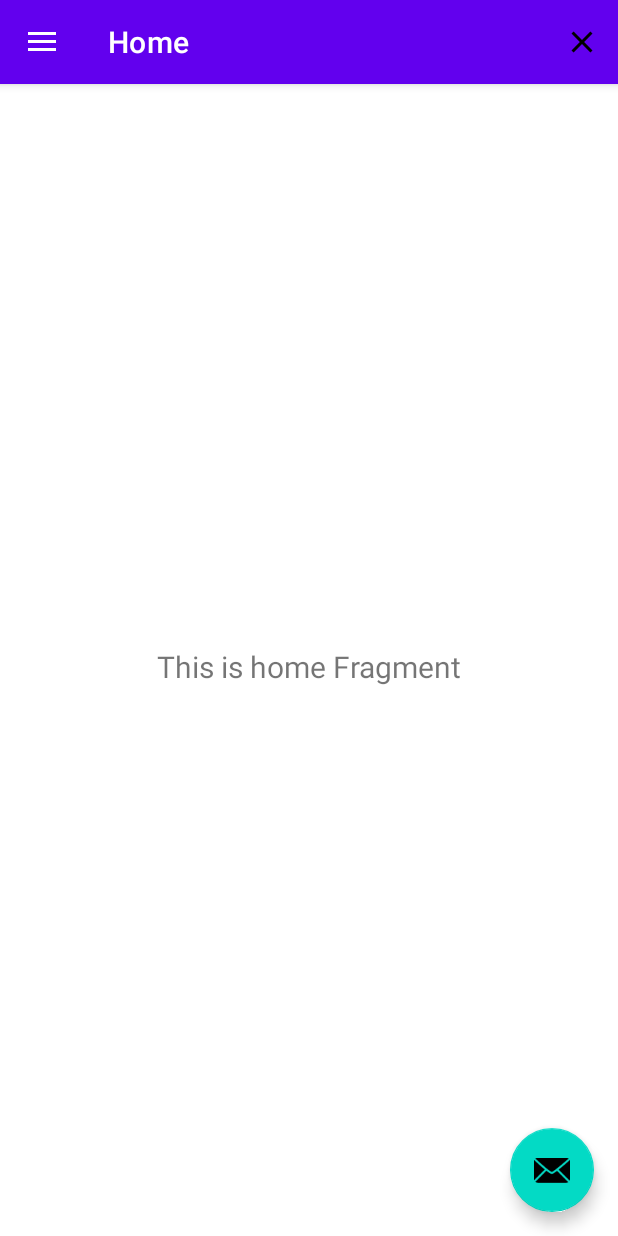
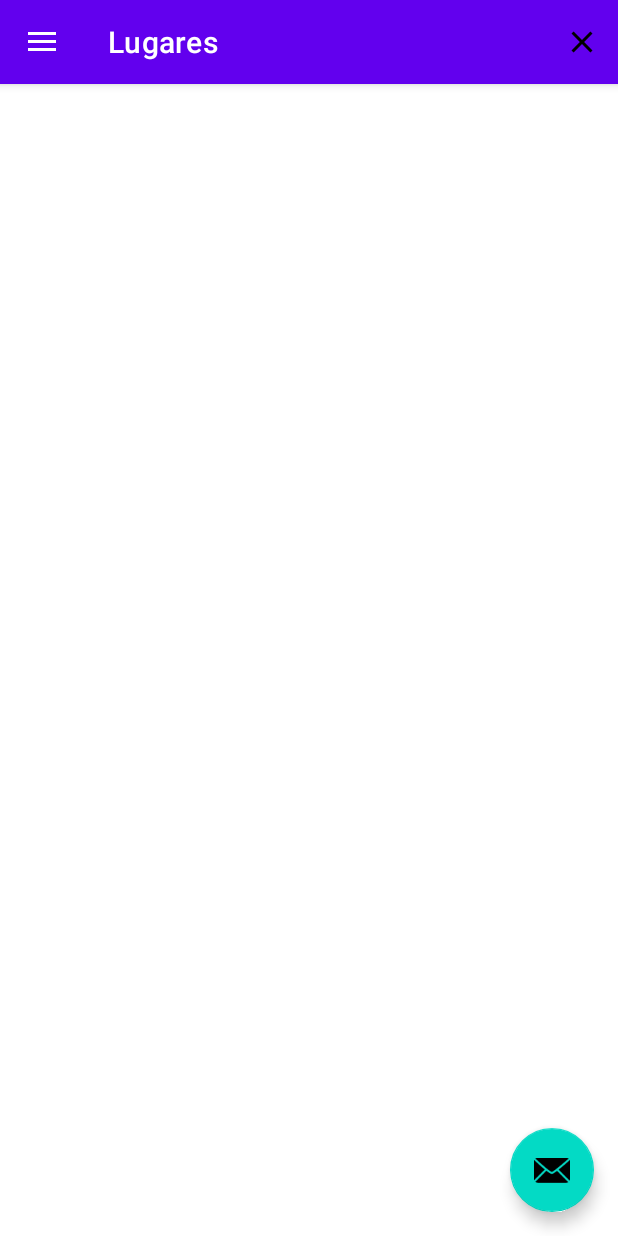
Before and after one commit to jsandicr/Lugares, an Android app: the screen it shows after launch once a user with an empty profile is signed in (Principal), on a phone screen of 412 x 824 dp. Run offline under Robolectric (Android 15) with nearby library versions, the phone set to English and light mode, and no system bars; our stand-ins replace Firebase (no records; nobody signed in at launch, a user with empty details on screens opened directly), navigation-ui; 1 statement that could not run was skipped.

Commit message:
Estructuracion del proyecto

```diff
--- a/app/src/main/java/com/jsandi/lugares/Principal.kt
+++ b/app/src/main/java/com/jsandi/lugares/Principal.kt
@@ -40,7 +40,7 @@ class Principal : AppCompatActivity() {
         // menu should be considered as top level destinations.
         appBarConfiguration = AppBarConfiguration(
             setOf(
-                R.id.nav_home, R.id.nav_gallery, R.id.nav_slideshow
+                R.id.nav_lugar, R.id.nav_gallery, R.id.nav_slideshow
             ), drawerLayout
         )
         setupActionBarWithNavController(navController, appBarConfiguration)
--- a/app/src/main/java/com/jsandi/lugares/ui/home/HomeFragment.kt
+++ /dev/null
@@ -1,42 +0,0 @@
-package com.jsandi.lugares.ui.home
-
-import android.os.Bundle
-import android.view.LayoutInflater
-import android.view.View
-import android.view.ViewGroup
-import android.widget.TextView
-import androidx.fragment.app.Fragment
-import androidx.lifecycle.ViewModelProvider
-import com.jsandi.lugares.databinding.FragmentHomeBinding
-
-class HomeFragment : Fragment() {
-
-    private var _binding: FragmentHomeBinding? = null
-
-    // This property is only valid between onCreateView and
-    // onDestroyView.
-    private val binding get() = _binding!!
-
-    override fun onCreateView(
-        inflater: LayoutInflater,
-        container: ViewGroup?,
-        savedInstanceState: Bundle?
-    ): View {
-        val homeViewModel =
-            ViewModelProvider(this).get(HomeViewModel::class.java)
-
-        _binding = FragmentHomeBinding.inflate(inflater, container, false)
-        val root: View = binding.root
-
-        val textView: TextView = binding.textHome
-        homeViewModel.text.observe(viewLifecycleOwner) {
-            textView.text = it
-        }
-        return root
-    }
-
-    override fun onDestroyView() {
-        super.onDestroyView()
-        _binding = null
-    }
-}
--- a/app/src/main/java/com/jsandi/lugares/ui/home/HomeViewModel.kt
+++ /dev/null
@@ -1,13 +0,0 @@
-package com.jsandi.lugares.ui.home
-
-import androidx.lifecycle.LiveData
-import androidx.lifecycle.MutableLiveData
-import androidx.lifecycle.ViewModel
-
-class HomeViewModel : ViewModel() {
-
-    private val _text = MutableLiveData<String>().apply {
-        value = "This is home Fragment"
-    }
-    val text: LiveData<String> = _text
-}
--- /dev/null
+++ b/app/src/main/java/com/jsandi/lugares/ui/lugar/LugarFragment.kt
@@ -0,0 +1,33 @@
+package com.jsandi.lugares.ui.lugar
+
+import android.os.Bundle
+import android.view.LayoutInflater
+import android.view.View
+import android.view.ViewGroup
+import android.widget.TextView
+import androidx.fragment.app.Fragment
+import androidx.lifecycle.ViewModelProvider
+import com.jsandi.lugares.databinding.FragmentLugarBinding
+import com.jsandi.lugares.viewModel.LugarViewModel
+
+class LugarFragment : Fragment() {
+
+    private lateinit var LugarViewModel :LugarViewModel;
+    private var _binding: FragmentLugarBinding? = null
+    private val binding get() = _binding!!
+
+    override fun onCreateView(
+        inflater: LayoutInflater,
+        container: ViewGroup?,
+        savedInstanceState: Bundle?
+    ): View {
+        val lugarViewModel = ViewModelProvider(this)[LugarViewModel::class.java]
+        _binding = FragmentLugarBinding.inflate(inflater, container, false)
+        return binding.root
+    }
+
+    override fun onDestroyView() {
+        super.onDestroyView()
+        _binding = null
+    }
+}
--- a/app/src/main/res/layout/fragment_home.xml
+++ b/app/src/main/res/layout/fragment_lugar.xml
@@ -4,7 +4,7 @@
     xmlns:tools="http://schemas.android.com/tools"
     android:layout_width="match_parent"
     android:layout_height="match_parent"
-    tools:context=".ui.home.HomeFragment">
+    tools:context=".ui.lugar.LugarFragment">
 
     <TextView
         android:id="@+id/text_home"
--- a/app/src/main/res/menu/activity_main_drawer.xml
+++ b/app/src/main/res/menu/activity_main_drawer.xml
@@ -5,9 +5,9 @@
 
     <group android:checkableBehavior="single">
         <item
-            android:id="@+id/nav_home"
+            android:id="@+id/nav_lugar"
             android:icon="@drawable/ic_menu_camera"
-            android:title="@string/menu_home" />
+            android:title="@string/menu_lugar" />
         <item
             android:id="@+id/nav_gallery"
             android:icon="@drawable/ic_menu_gallery"
--- a/app/src/main/res/navigation/mobile_navigation.xml
+++ b/app/src/main/res/navigation/mobile_navigation.xml
@@ -3,13 +3,17 @@
     xmlns:app="http://schemas.android.com/apk/res-auto"
     xmlns:tools="http://schemas.android.com/tools"
     android:id="@+id/mobile_navigation"
-    app:startDestination="@+id/nav_home">
+    app:startDestination="@+id/nav_lugar">
 
     <fragment
-        android:id="@+id/nav_home"
-        android:name="com.jsandi.lugares.ui.home.HomeFragment"
-        android:label="@string/menu_home"
-        tools:layout="@layout/fragment_home" />
+        android:id="@+id/nav_lugar"
+        android:name="com.jsandi.lugares.ui.lugar.LugarFragment"
+        android:label="@string/menu_lugar"
+        tools:layout="@layout/fragment_lugar" >
+        <action
+            android:id="@+id/action_nav_lugar_to_addLugarFragment"
+            app:destination="@id/addLugarFragment" />
+    </fragment>
 
     <fragment
         android:id="@+id/nav_gallery"
@@ -22,4 +26,13 @@
         android:name="com.jsandi.lugares.ui.slideshow.SlideshowFragment"
         android:label="@string/menu_slideshow"
         tools:layout="@layout/fragment_slideshow" />
+    <fragment
+        android:id="@+id/addLugarFragment"
+        android:name="com.jsandi.lugares.AddLugarFragment"
+        android:label="fragment_add_lugar"
+        tools:layout="@layout/fragment_add_lugar" >
+        <action
+            android:id="@+id/action_addLugarFragment_to_nav_lugar"
+            app:destination="@id/nav_lugar" />
+    </fragment>
 </navigation>
--- a/app/src/main/res/values/strings.xml
+++ b/app/src/main/res/values/strings.xml
@@ -10,7 +10,9 @@
     <string name="nav_header_desc">Navigation header</string>
     <string name="action_settings">Settings</string>
 
-    <string name="menu_home">Home</string>
+    <string name="menu_lugar">Lugares</string>
     <string name="menu_gallery">Gallery</string>
     <string name="menu_slideshow">Slideshow</string>
+    <!-- TODO: Remove or change this placeholder text -->
+    <string name="hello_blank_fragment">Hello blank fragment</string>
 </resources>
```
Also changed, not shown: app/build.gradle (+19 -1 lines), app/src/main/java/com/jsandi/lugares/AddLugarFragment.kt (added, +52 -0 lines), app/src/main/java/com/jsandi/lugares/data/LugarDao.kt (added, +20 -0 lines), app/src/main/java/com/jsandi/lugares/data/LugarDatabase.kt (added, +33 -0 lines), app/src/main/java/com/jsandi/lugares/model/Lugar.kt (added, +32 -0 lines), app/src/main/java/com/jsandi/lugares/repository/LugarRepository.kt (added, +22 -0 lines), app/src/main/java/com/jsandi/lugares/viewModel/LugarViewModel.kt (added, +34 -0 lines), app/src/main/res/layout/fragment_add_lugar.xml (added, +14 -0 lines), build.gradle (+1 -6 lines).
